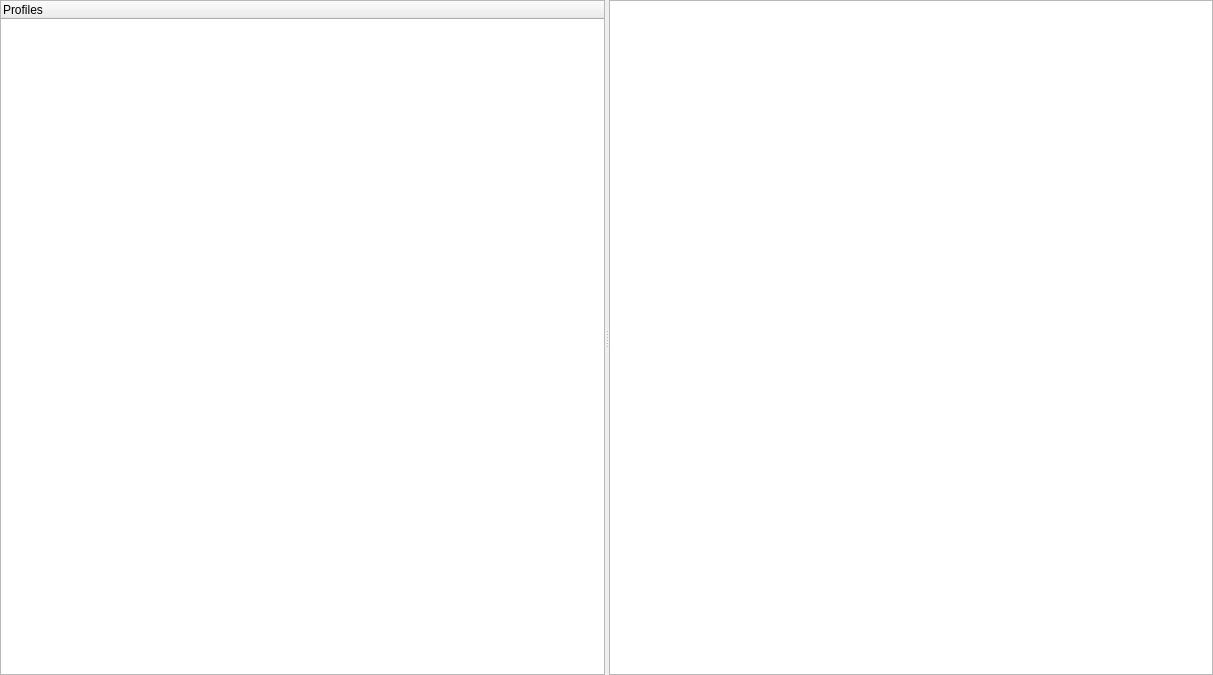
The window that VkConfigurator/ConfigurationEditor.ui (roomain/VkEngine) describes before a commit, drawn with Qt 5.
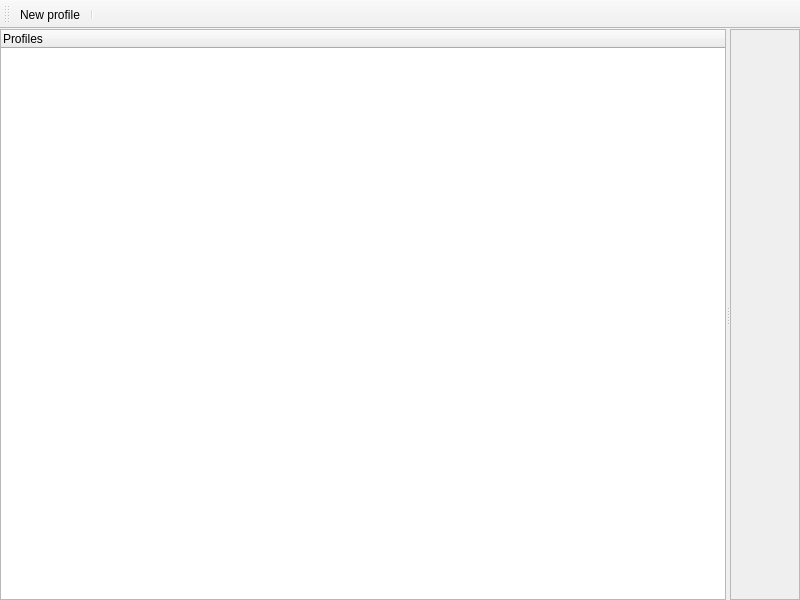
The same window after the commit.

What changed in the file:
```diff
--- a/VkConfigurator/ConfigurationEditor.ui
+++ b/VkConfigurator/ConfigurationEditor.ui
@@ -1,19 +1,23 @@
 <?xml version="1.0" encoding="UTF-8"?>
 <ui version="4.0">
  <class>ConfigurationEditorClass</class>
- <widget class="QWidget" name="ConfigurationEditorClass">
+ <widget class="QMainWindow" name="ConfigurationEditorClass">
   <property name="geometry">
    <rect>
     <x>0</x>
     <y>0</y>
-    <width>1213</width>
-    <height>675</height>
+    <width>800</width>
+    <height>600</height>
    </rect>
   </property>
   <property name="windowTitle">
-   <string>ConfigurationEditor</string>
+   <string>MainWindow</string>
   </property>
-  <layout class="QGridLayout" name="gridLayout">
+  <widget class="QWidget" name="centralwidget">
+   <layout class="QVBoxLayout" name="verticalLayout">
+    <property name="spacing">
+     <number>0</number>
+    </property>
    <property name="leftMargin">
     <number>0</number>
    </property>
@@ -26,10 +30,7 @@
    <property name="bottomMargin">
     <number>0</number>
    </property>
-   <property name="spacing">
-    <number>0</number>
-   </property>
-   <item row="0" column="0">
+    <item>
     <widget class="QSplitter" name="splitter">
      <property name="orientation">
       <enum>Qt::Orientation::Horizontal</enum>
@@ -44,16 +45,48 @@
        </property>
       </column>
      </widget>
-     <widget class="QTableWidget" name="tbwConf">
-      <property name="alternatingRowColors">
+      <widget class="QScrollArea" name="scrollArea">
+       <property name="widgetResizable">
        <bool>true</bool>
       </property>
+       <widget class="QWidget" name="scrollAreaWidgetContents">
+        <property name="geometry">
+         <rect>
+          <x>0</x>
+          <y>0</y>
+          <width>68</width>
+          <height>567</height>
+         </rect>
+        </property>
+        <layout class="QVBoxLayout" name="vLayoutEdit"/>
+       </widget>
      </widget>
     </widget>
    </item>
   </layout>
  </widget>
- <layoutdefault spacing="6" margin="11"/>
+  <widget class="QToolBar" name="toolBar">
+   <property name="windowTitle">
+    <string>toolBar</string>
+   </property>
+   <attribute name="toolBarArea">
+    <enum>TopToolBarArea</enum>
+   </attribute>
+   <attribute name="toolBarBreak">
+    <bool>false</bool>
+   </attribute>
+   <addaction name="actionNew_profile"/>
+   <addaction name="separator"/>
+  </widget>
+  <action name="actionNew_profile">
+   <property name="text">
+    <string>New profile</string>
+   </property>
+   <property name="menuRole">
+    <enum>QAction::MenuRole::NoRole</enum>
+   </property>
+  </action>
+ </widget>
  <resources/>
  <connections/>
 </ui>
```
Lines whose indentation alone changed are shown as unchanged.
